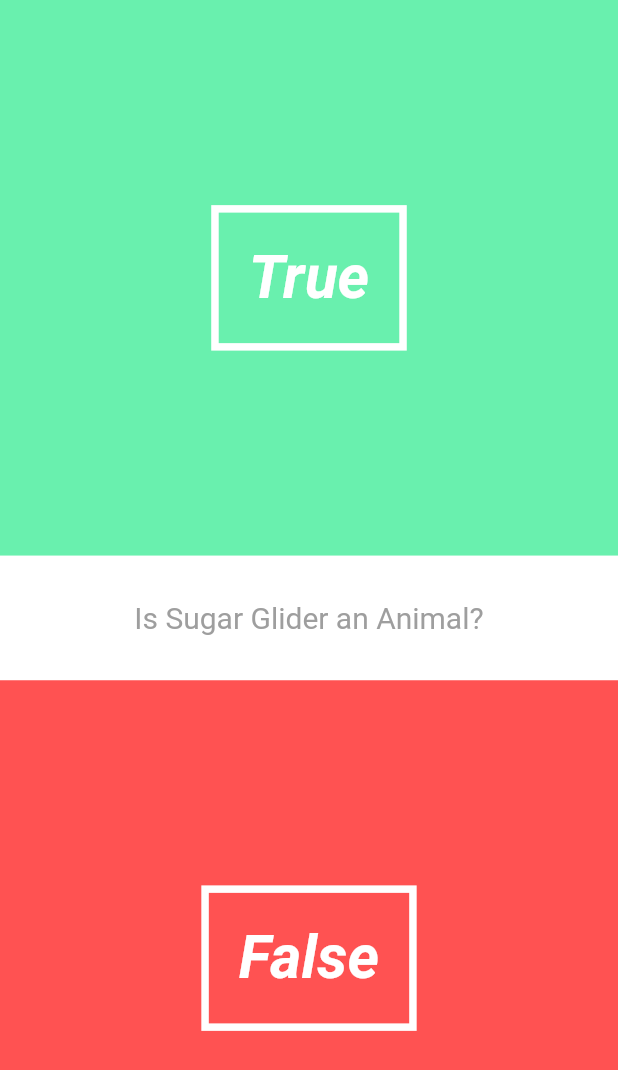
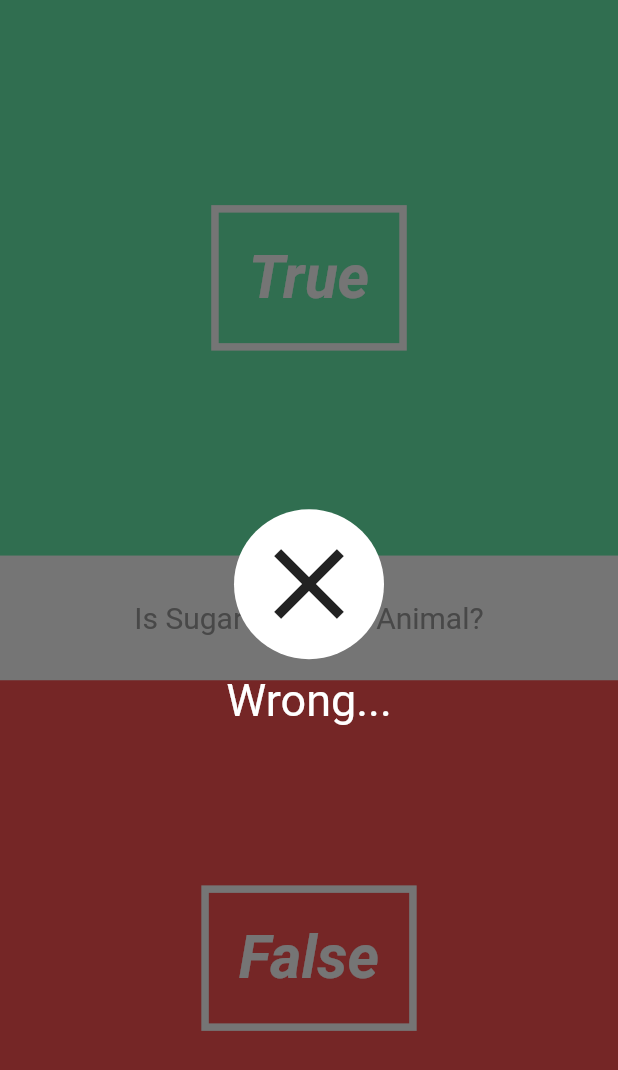
Before and after one commit to Guillem96/flutter-quiz, a Flutter app: the screen it shows after launch, on a phone screen of 412 x 824 dp. Shown: the top 1070 px of the screen. Run offline on Flutter 3.47's test engine with Material 2 defaults, Android fonts, the phone set to English and light mode, and no system bars.

Commit message:
Added overlay

```diff
--- a/lib/main.dart
+++ b/lib/main.dart
@@ -1,5 +1,5 @@
 import 'package:flutter/material.dart';
-import 'package:flutter_quiz/screens/home_screen.dart';
+import 'package:flutter_quiz/screens/home_screen/home_screen.dart';
 import 'package:flutter_quiz/screens/quiz_screen/quiz_screen.dart';
 
 main() => runApp(new MaterialApp(
--- a/lib/screens/quiz_screen/quiz_screen.dart
+++ b/lib/screens/quiz_screen/quiz_screen.dart
@@ -1,6 +1,7 @@
 import 'package:flutter/material.dart';
 import 'package:flutter_quiz/models/question.dart';
 import 'package:flutter_quiz/models/quiz.dart';
+import 'package:flutter_quiz/screens/quiz_screen/widgets/correct_wrong_overlay.dart';
 import 'package:flutter_quiz/screens/quiz_screen/widgets/question_text.dart';
 import 'package:flutter_quiz/screens/quiz_screen/widgets/true_false_button.dart';
 
@@ -16,15 +17,17 @@ class _QuizPageState extends State<QuizPage> {
   @override
   Widget build(BuildContext context) {
     return Stack(
+      fit: StackFit.expand, // Expand childrens to full screen
       //> Like column, but stacks children on top of each other
       children: <Widget>[
         new Column(
           children: <Widget>[
-            new TrueFalseButton(true, () => widget.quiz.answer(true)),
+            new TrueFalseButton(true, () => generateNextQuestion(true)),
             new QuestionText(widget.quiz.current.question),
-            new TrueFalseButton(false, () => widget.quiz.answer(false)),
+            new TrueFalseButton(false, () => generateNextQuestion(false)),
           ],
-        )
+        ),
+        new CorrectWrongOverlay(false)
       ],
     );
   }
--- a/lib/screens/quiz_screen/widgets/correct_wrong_overlay.dart
+++ b/lib/screens/quiz_screen/widgets/correct_wrong_overlay.dart
@@ -1,14 +1,70 @@
 import 'package:flutter/material.dart';
+import 'dart:math';
 
 class CorrectWrongOverlay extends StatefulWidget {
+  final bool _isCorrect;
+
+  const CorrectWrongOverlay(this._isCorrect);
+
   @override
   _CorrectWrongOverlayState createState() => _CorrectWrongOverlayState();
 }
 
 class _CorrectWrongOverlayState extends State<CorrectWrongOverlay> with SingleTickerProviderStateMixin {
+
+  Animation<double> _iconAnimation;   //> This will increment from 0 to 1 progressively
+  AnimationController _iconAnimationController;
+
+  @override
+  void initState() {
+    super.initState();
+    _iconAnimationController = new AnimationController(
+      duration: new Duration(seconds: 2),
+      vsync: this
+    );
+
+    _iconAnimation = new CurvedAnimation(
+      parent: _iconAnimationController,
+      curve: Curves.elasticOut // Animation increments type
+    );
+    _iconAnimation.addListener(() => this.setState((){}));
+
+    _iconAnimationController.forward();
+  }
   @override
   Widget build(BuildContext context) {
-    return Container(
+    return Material(
+      color: Colors.black54,
+      child: new InkWell(
+        onTap: () => print("Overlay tapped"),
+        child: Column(
+          mainAxisAlignment: MainAxisAlignment.center,
+          children: <Widget>[
+            new Container(
+              padding: new EdgeInsets.all(10.0),
+              margin: new EdgeInsets.only(bottom: 10.0),
+              decoration: new BoxDecoration(
+                color: Colors.white,
+                shape: BoxShape.circle
+              ),
+              child: new Transform.rotate(
+                angle: _iconAnimation.value * 2 * pi,
+                child: new Icon(
+                  widget._isCorrect ? Icons.done: Icons.clear,
+                  size: 80.0 * _iconAnimation.value,
+                ),
+              ),
+            ),
+            new Text(
+              widget._isCorrect ? "Correct!" : "Wrong...",
+              style: new TextStyle(
+                color:Colors.white,
+                fontSize: 30.0
+              ),
+            )
+          ],
+        )
+      ),
 
     );
   }
--- a/lib/screens/quiz_screen/widgets/questionText.dart
+++ /dev/null
@@ -1,24 +0,0 @@
-import 'package:flutter/material.dart';
-
-class QuestionText extends StatelessWidget {
-  final String _questionText;
-
-
-  const QuestionText(this._questionText);
-
-  @override
-  Widget build(BuildContext context) {
-    return new Material(
-      color: Colors.white,
-      child: new Center(
-        child: new Container(
-          padding: new EdgeInsets.symmetric(vertical: 30.0),
-          child: new Text(
-            _questionText,
-            style: new TextStyle(fontSize: 30.0, color: Colors.grey),
-          ),
-        )
-      )
-    );
-  }
-}
--- a/lib/screens/quiz_screen/widgets/question_text.dart
+++ b/lib/screens/quiz_screen/widgets/question_text.dart
@@ -31,6 +31,7 @@ class _QuestionTextState extends State<QuestionText> with SingleTickerProviderSt
 
     _fontSizeAnimationController.forward();
   }
+
   @override
   Widget build(BuildContext context) {
     return new Material(
```
Also changed, not shown: lib/screens/home_screen/home_screen.dart (renamed from lib/screens/home_screen.dart).
